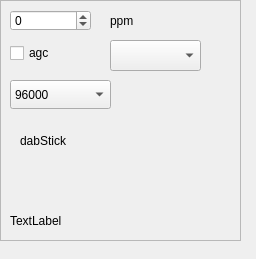
JvanKatwijk/swradio-8, file devices/rtlsdr-handler/rtlsdr-widget.ui: the form before one commit.
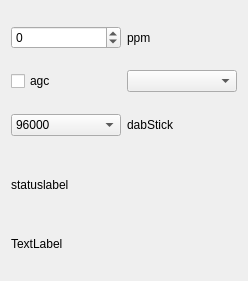
The form after the commit.

```diff
--- a/devices/rtlsdr-handler/rtlsdr-widget.ui
+++ b/devices/rtlsdr-handler/rtlsdr-widget.ui
@@ -6,50 +6,18 @@
    <rect>
     <x>0</x>
     <y>0</y>
-    <width>256</width>
-    <height>259</height>
+    <width>248</width>
+    <height>281</height>
    </rect>
   </property>
   <property name="windowTitle">
    <string>Form</string>
   </property>
-  <widget class="QFrame" name="frame">
-   <property name="geometry">
-    <rect>
-     <x>0</x>
-     <y>0</y>
-     <width>241</width>
-     <height>241</height>
-    </rect>
-   </property>
-   <property name="frameShape">
-    <enum>QFrame::StyledPanel</enum>
-   </property>
-   <property name="frameShadow">
-    <enum>QFrame::Raised</enum>
-   </property>
-   <widget class="QLabel" name="label">
-    <property name="geometry">
-     <rect>
-      <x>20</x>
-      <y>130</y>
-      <width>67</width>
-      <height>21</height>
-     </rect>
-    </property>
-    <property name="text">
-     <string>dabStick</string>
-    </property>
-   </widget>
+  <layout class="QVBoxLayout" name="verticalLayout">
+   <item>
+    <layout class="QHBoxLayout" name="horizontalLayout">
+     <item>
    <widget class="QSpinBox" name="f_correction">
-    <property name="geometry">
-     <rect>
-      <x>10</x>
-      <y>10</y>
-      <width>81</width>
-      <height>21</height>
-     </rect>
-    </property>
     <property name="toolTip">
      <string>&lt;html&gt;&lt;head/&gt;&lt;body&gt;&lt;p&gt;Set the ppm.&lt;/p&gt;&lt;/body&gt;&lt;/html&gt;</string>
     </property>
@@ -60,41 +28,37 @@
      <number>100</number>
     </property>
    </widget>
+     </item>
+     <item>
    <widget class="QLabel" name="label_4">
-    <property name="geometry">
-     <rect>
-      <x>110</x>
-      <y>10</y>
-      <width>31</width>
-      <height>21</height>
-     </rect>
-    </property>
     <property name="text">
      <string>ppm</string>
     </property>
    </widget>
-   <widget class="QLabel" name="statusLabel">
-    <property name="geometry">
-     <rect>
-      <x>10</x>
-      <y>170</y>
-      <width>121</width>
-      <height>20</height>
-     </rect>
+     </item>
+    </layout>
+   </item>
+   <item>
+    <layout class="QHBoxLayout" name="horizontalLayout_2">
+     <item>
+      <widget class="QCheckBox" name="checkAgc">
+       <property name="toolTip">
+        <string>&lt;html&gt;&lt;head/&gt;&lt;body&gt;&lt;p&gt;Switch the Agc on or off.&lt;/p&gt;&lt;/body&gt;&lt;/html&gt;</string>
     </property>
     <property name="text">
-     <string/>
-    </property>
-   </widget>
+        <string>agc</string>
+       </property>
+      </widget>
+     </item>
+     <item>
+      <widget class="QComboBox" name="combo_gain"/>
+     </item>
+    </layout>
+   </item>
+   <item>
+    <layout class="QHBoxLayout" name="horizontalLayout_3">
+     <item>
    <widget class="QComboBox" name="rateSelector">
-    <property name="geometry">
-     <rect>
-      <x>10</x>
-      <y>80</y>
-      <width>101</width>
-      <height>29</height>
-     </rect>
-    </property>
     <property name="toolTip">
      <string>&lt;html&gt;&lt;head/&gt;&lt;body&gt;&lt;p&gt;Output frequency. Note that setting the output frequency to a different value requires pushing the startbutton of the SW software to continue.&lt;/p&gt;&lt;/body&gt;&lt;/html&gt;</string>
     </property>
@@ -124,46 +88,31 @@
      </property>
     </item>
    </widget>
-   <widget class="QCheckBox" name="checkAgc">
-    <property name="geometry">
-     <rect>
-      <x>10</x>
-      <y>40</y>
-      <width>61</width>
-      <height>26</height>
-     </rect>
-    </property>
-    <property name="toolTip">
-     <string>&lt;html&gt;&lt;head/&gt;&lt;body&gt;&lt;p&gt;Switch the Agc on or off.&lt;/p&gt;&lt;/body&gt;&lt;/html&gt;</string>
-    </property>
+     </item>
+     <item>
+      <widget class="QLabel" name="label">
+       <property name="text">
+        <string>dabStick</string>
+       </property>
+      </widget>
+     </item>
+    </layout>
+   </item>
+   <item>
+    <widget class="QLabel" name="statusLabel">
     <property name="text">
-     <string>agc</string>
-    </property>
-   </widget>
+      <string>statuslabel</string>
+     </property>
+    </widget>
+   </item>
+   <item>
    <widget class="QLabel" name="deviceName">
-    <property name="geometry">
-     <rect>
-      <x>10</x>
-      <y>210</y>
-      <width>161</width>
-      <height>21</height>
-     </rect>
-    </property>
     <property name="text">
      <string>TextLabel</string>
     </property>
    </widget>
-   <widget class="QComboBox" name="combo_gain">
-    <property name="geometry">
-     <rect>
-      <x>110</x>
-      <y>40</y>
-      <width>91</width>
-      <height>31</height>
-     </rect>
-    </property>
-   </widget>
-  </widget>
+   </item>
+  </layout>
  </widget>
  <resources/>
  <connections/>
```
Lines whose indentation alone changed are shown as unchanged.
